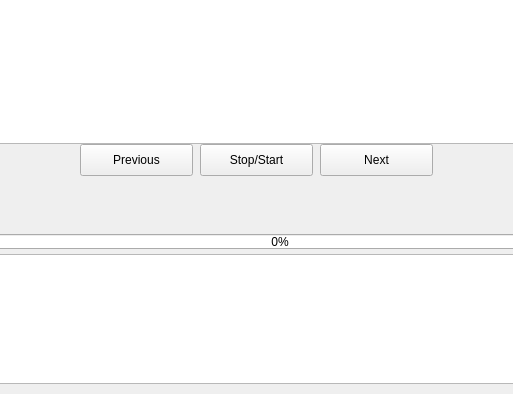
The window that app/ui/main_view.ui (mattvall1/fyp-video_object_timestamp_finder) describes before a commit, drawn with Qt 5; both pictures show x 220 to 733 and y 406 to 800 of the 1000 by 800 pixel window.
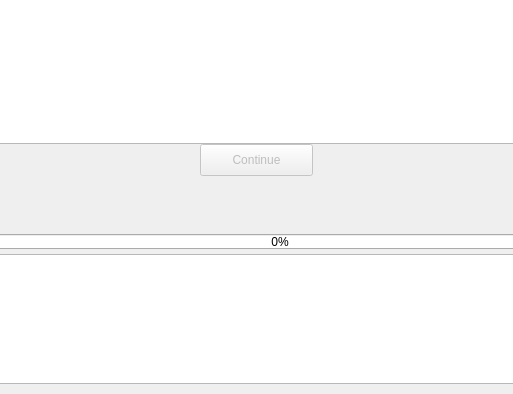
The same window after the commit.

Commit message: Implement pause/continue routine

Diff of the .ui file:
```diff
--- a/app/ui/main_view.ui
+++ b/app/ui/main_view.ui
@@ -171,7 +171,7 @@
    </widget>
    <widget class="QPushButton" name="start_stop_button">
     <property name="enabled">
-     <bool>true</bool>
+     <bool>false</bool>
     </property>
     <property name="geometry">
      <rect>
@@ -182,39 +182,7 @@
      </rect>
     </property>
     <property name="text">
-     <string>Stop/Start</string>
-    </property>
-   </widget>
-   <widget class="QPushButton" name="next_button">
-    <property name="enabled">
-     <bool>true</bool>
-    </property>
-    <property name="geometry">
-     <rect>
-      <x>540</x>
-      <y>550</y>
-      <width>113</width>
-      <height>32</height>
-     </rect>
-    </property>
-    <property name="text">
-     <string>Next</string>
-    </property>
-   </widget>
-   <widget class="QPushButton" name="prev_button">
-    <property name="enabled">
-     <bool>true</bool>
-    </property>
-    <property name="geometry">
-     <rect>
-      <x>300</x>
-      <y>550</y>
-      <width>113</width>
-      <height>32</height>
-     </rect>
-    </property>
-    <property name="text">
-     <string>Previous</string>
+     <string>Continue</string>
     </property>
    </widget>
   </widget>
```
Left out of the diff: 2 changed lines with no effect on the pictures. The commit also changes 2 other files.
